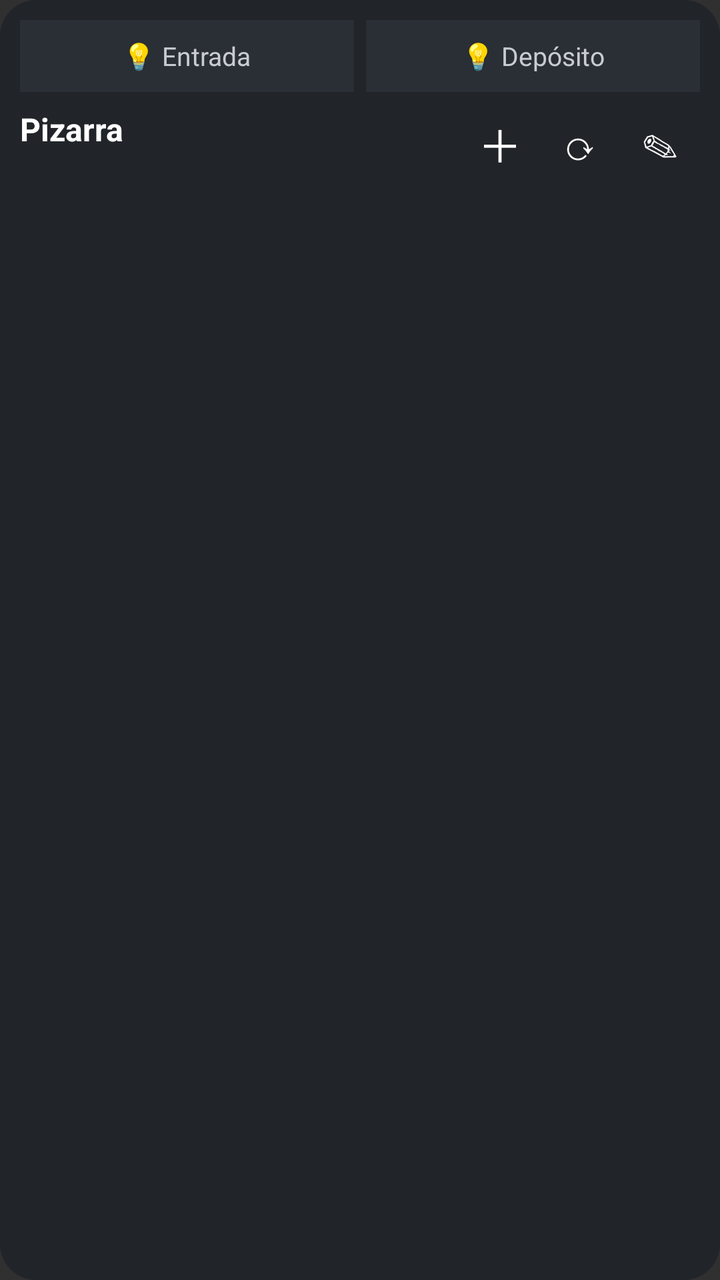
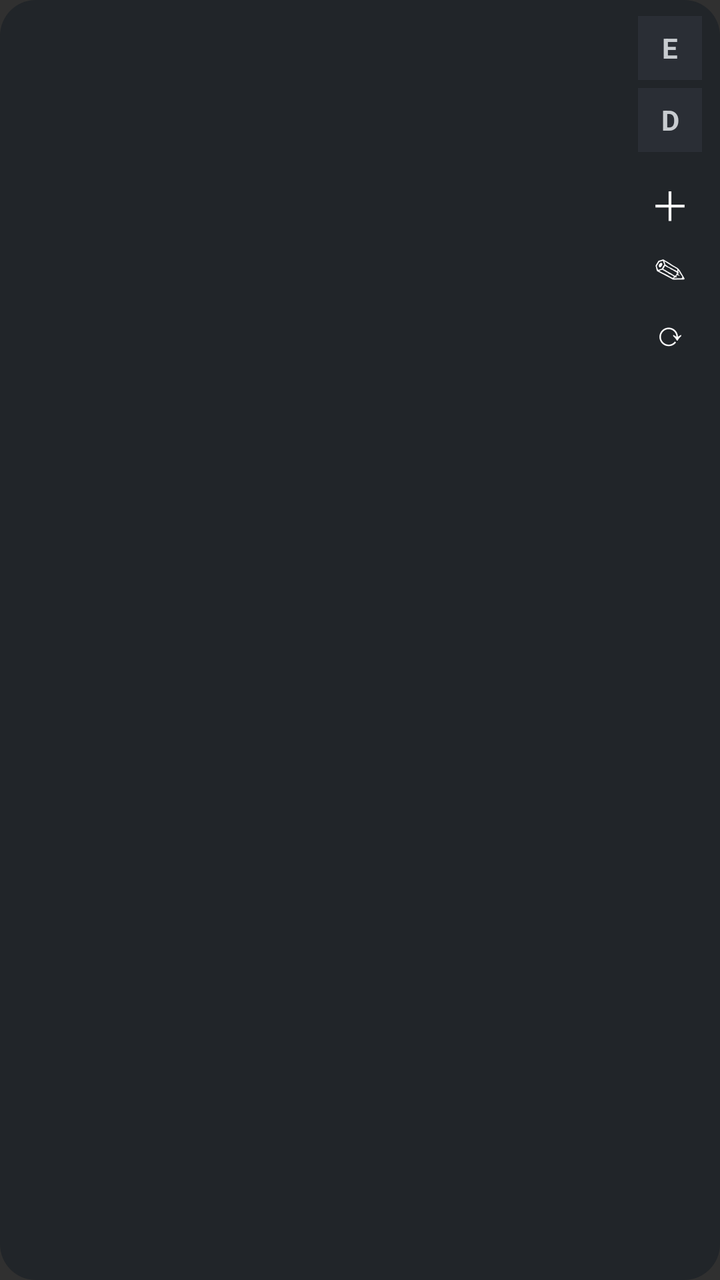

Before-and-after screenshots of an Android layout around one commit, followed by the original layout XML and the change that was made.
<!-- AndroidManifest.xml: application theme android:Theme.Material.NoActionBar -->
<!-- res/layout/widget.xml -->
<?xml version="1.0" encoding="utf-8"?>
<LinearLayout xmlns:android="http://schemas.android.com/apk/res/android"
    android:layout_width="match_parent"
    android:layout_height="match_parent"
    android:orientation="vertical"
    android:padding="10dp"
    android:background="@drawable/fondo">

    
    <LinearLayout
        android:layout_width="match_parent"
        android:layout_height="wrap_content"
        android:orientation="horizontal"
        android:layout_marginBottom="6dp">
        <TextView
            android:id="@+id/luz_entrada"
            android:layout_width="0dp"
            android:layout_height="36dp"
            android:layout_weight="1"
            android:layout_marginEnd="6dp"
            android:gravity="center"
            android:background="#2A2E35"
            android:text="💡 Entrada"
            android:textColor="#C8CCD0"
            android:textSize="13sp"
            android:contentDescription="Prender o apagar la luz de la entrada" />
        <TextView
            android:id="@+id/luz_deposito"
            android:layout_width="0dp"
            android:layout_height="36dp"
            android:layout_weight="1"
            android:gravity="center"
            android:background="#2A2E35"
            android:text="💡 Depósito"
            android:textColor="#C8CCD0"
            android:textSize="13sp"
            android:contentDescription="Prender o apagar la luz del depósito" />
    </LinearLayout>

    <LinearLayout
        android:layout_width="match_parent"
        android:layout_height="wrap_content"
        android:orientation="horizontal"
        android:gravity="center_vertical">

        <LinearLayout
            android:layout_width="0dp"
            android:layout_height="wrap_content"
            android:layout_weight="1"
            android:orientation="vertical">
            <TextView
                android:layout_width="wrap_content"
                android:layout_height="wrap_content"
                android:text="Pizarra"
                android:textColor="#FFFFFF"
                android:textSize="16sp"
                android:textStyle="bold" />
            <TextView
                android:id="@+id/estado"
                android:layout_width="wrap_content"
                android:layout_height="wrap_content"
                android:textColor="#8A8F98"
                android:textSize="11sp"
                android:maxLines="1" />
        </LinearLayout>

        <TextView
            android:id="@+id/agregar"
            android:layout_width="40dp"
            android:layout_height="40dp"
            android:gravity="center"
            android:text="＋"
            android:textColor="#FFFFFF"
            android:textSize="22sp"
            android:contentDescription="Agregar a la pizarra" />
        <TextView
            android:id="@+id/actualizar"
            android:layout_width="40dp"
            android:layout_height="40dp"
            android:gravity="center"
            android:text="⟳"
            android:textColor="#FFFFFF"
            android:textSize="20sp"
            android:contentDescription="Actualizar" />
        <TextView
            android:id="@+id/editar"
            android:layout_width="40dp"
            android:layout_height="40dp"
            android:gravity="center"
            android:text="✎"
            android:textColor="#FFFFFF"
            android:textSize="18sp"
            android:contentDescription="Elegir tareas" />
    </LinearLayout>

    <FrameLayout
        android:layout_width="match_parent"
        android:layout_height="0dp"
        android:layout_weight="1"
        android:layout_marginTop="6dp">
        <ListView
            android:id="@+id/lista"
            android:layout_width="match_parent"
            android:layout_height="match_parent"
            android:divider="#22FFFFFF"
            android:dividerHeight="1dp" />
        <TextView
            android:id="@+id/vacia"
            android:layout_width="match_parent"
            android:layout_height="match_parent"
            android:gravity="center"
            android:textColor="#8A8F98"
            android:textSize="13sp" />
    </FrameLayout>
</LinearLayout>
<!-- resources referenced by this layout -->
<resources>
  <!-- drawable fondo (drawable) -->
  <?xml version="1.0" encoding="utf-8"?>
  <shape xmlns:android="http://schemas.android.com/apk/res/android">
      <solid android:color="#E6202428" />
      <corners android:radius="18dp" />
  </shape>
</resources>

<!-- the commit's change to res/layout/widget.xml (unified diff, before → after) -->
@@ -2,114 +2,100 @@
 <LinearLayout xmlns:android="http://schemas.android.com/apk/res/android"
     android:layout_width="match_parent"
     android:layout_height="match_parent"
-    android:orientation="vertical"
-    android:padding="10dp"
+    android:orientation="horizontal"
+    android:padding="8dp"
     android:background="@drawable/fondo">
+
+    <LinearLayout
+        android:layout_width="0dp"
+        android:layout_height="match_parent"
+        android:layout_weight="1"
+        android:orientation="vertical">
+        <TextView
+            android:id="@+id/estado"
+            android:layout_width="match_parent"
+            android:layout_height="wrap_content"
+            android:textColor="#8A8F98"
+            android:textSize="10sp"
+            android:maxLines="1" />
+        <FrameLayout
+            android:layout_width="match_parent"
+            android:layout_height="0dp"
+            android:layout_weight="1"
+            android:layout_marginTop="2dp">
+            <ListView
+                android:id="@+id/lista"
+                android:layout_width="match_parent"
+                android:layout_height="match_parent"
+                android:divider="#22FFFFFF"
+                android:dividerHeight="1dp" />
+            <TextView
+                android:id="@+id/vacia"
+                android:layout_width="match_parent"
+                android:layout_height="match_parent"
+                android:gravity="center"
+                android:textColor="#8A8F98"
+                android:textSize="13sp" />
+        </FrameLayout>
+    </LinearLayout>
 
     
     <LinearLayout
-        android:layout_width="match_parent"
-        android:layout_height="wrap_content"
-        android:orientation="horizontal"
-        android:layout_marginBottom="6dp">
+        android:layout_width="34dp"
+        android:layout_height="match_parent"
+        android:layout_marginStart="6dp"
+        android:orientation="vertical"
+        android:gravity="center_horizontal">
         <TextView
             android:id="@+id/luz_entrada"
-            android:layout_width="0dp"
-            android:layout_height="36dp"
-            android:layout_weight="1"
-            android:layout_marginEnd="6dp"
+            android:layout_width="32dp"
+            android:layout_height="32dp"
+            android:layout_marginBottom="4dp"
             android:gravity="center"
             android:background="#2A2E35"
-            android:text="💡 Entrada"
+            android:text="E"
             android:textColor="#C8CCD0"
-            android:textSize="13sp"
+            android:textSize="14sp"
+            android:textStyle="bold"
             android:contentDescription="Prender o apagar la luz de la entrada" />
         <TextView
             android:id="@+id/luz_deposito"
-            android:layout_width="0dp"
-            android:layout_height="36dp"
-            android:layout_weight="1"
+            android:layout_width="32dp"
+            android:layout_height="32dp"
+            android:layout_marginBottom="10dp"
             android:gravity="center"
             android:background="#2A2E35"
-            android:text="💡 Depósito"
+            android:text="D"
             android:textColor="#C8CCD0"
-            android:textSize="13sp"
+            android:textSize="14sp"
+            android:textStyle="bold"
             android:contentDescription="Prender o apagar la luz del depósito" />
-    </LinearLayout>
-
-    <LinearLayout
-        android:layout_width="match_parent"
-        android:layout_height="wrap_content"
-        android:orientation="horizontal"
-        android:gravity="center_vertical">
-
-        <LinearLayout
-            android:layout_width="0dp"
-            android:layout_height="wrap_content"
-            android:layout_weight="1"
-            android:orientation="vertical">
-            <TextView
-                android:layout_width="wrap_content"
-                android:layout_height="wrap_content"
-                android:text="Pizarra"
-                android:textColor="#FFFFFF"
-                android:textSize="16sp"
-                android:textStyle="bold" />
-            <TextView
-                android:id="@+id/estado"
-                android:layout_width="wrap_content"
-                android:layout_height="wrap_content"
-                android:textColor="#8A8F98"
-                android:textSize="11sp"
-                android:maxLines="1" />
-        </LinearLayout>
-
         <TextView
             android:id="@+id/agregar"
-            android:layout_width="40dp"
-            android:layout_height="40dp"
+            android:layout_width="32dp"
+            android:layout_height="32dp"
             android:gravity="center"
             android:text="＋"
             android:textColor="#FFFFFF"
-            android:textSize="22sp"
+            android:textSize="20sp"
             android:contentDescription="Agregar a la pizarra" />
         <TextView
+            android:id="@+id/editar"
+            android:layout_width="32dp"
+            android:layout_height="32dp"
+            android:gravity="center"
+            android:text="✎"
+            android:textColor="#FFFFFF"
+            android:textSize="16sp"
+            android:contentDescription="Elegir tareas" />
+        <TextView
             android:id="@+id/actualizar"
-            android:layout_width="40dp"
-            android:layout_height="40dp"
+            android:layout_width="32dp"
+            android:layout_height="32dp"
             android:gravity="center"
             android:text="⟳"
             android:textColor="#FFFFFF"
-            android:textSize="20sp"
+            android:textSize="17sp"
             android:contentDescription="Actualizar" />
-        <TextView
-            android:id="@+id/editar"
-            android:layout_width="40dp"
-            android:layout_height="40dp"
-            android:gravity="center"
-            android:text="✎"
-            android:textColor="#FFFFFF"
-            android:textSize="18sp"
-            android:contentDescription="Elegir tareas" />
     </LinearLayout>
-
-    <FrameLayout
-        android:layout_width="match_parent"
-        android:layout_height="0dp"
-        android:layout_weight="1"
-        android:layout_marginTop="6dp">
-        <ListView
-            android:id="@+id/lista"
-            android:layout_width="match_parent"
-            android:layout_height="match_parent"
-            android:divider="#22FFFFFF"
-            android:dividerHeight="1dp" />
-        <TextView
-            android:id="@+id/vacia"
-            android:layout_width="match_parent"
-            android:layout_height="match_parent"
-            android:gravity="center"
-            android:textColor="#8A8F98"
-            android:textSize="13sp" />
-    </FrameLayout>
 </LinearLayout>
